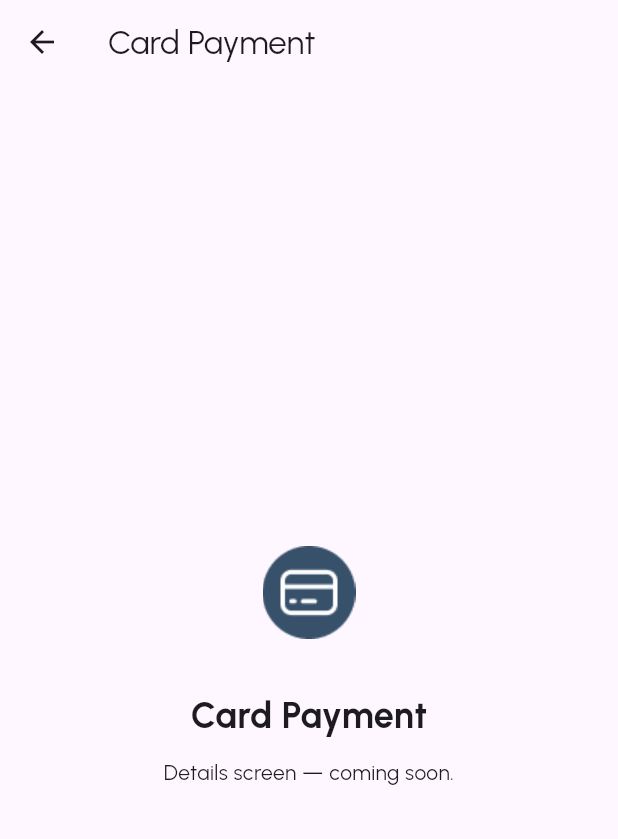
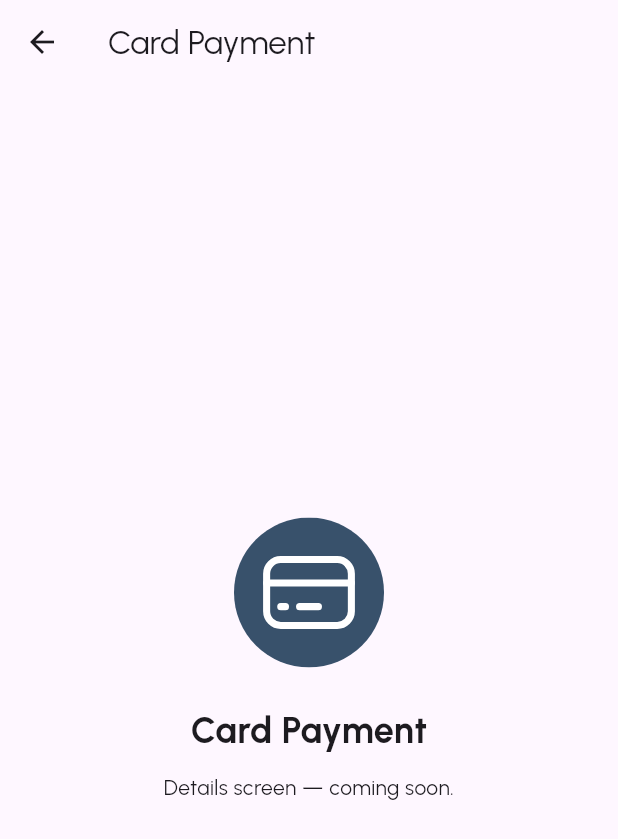
Before and after one commit to awukuernest483/postestapp, a Flutter app: the screen it shows after launch, after a tap on an icon or button, on a phone screen of 412 x 824 dp. Shown: the top 839 px of the screen. Run offline on Flutter 3.47's test engine with Material 3 defaults, Android fonts, the phone set to English and light mode, and no system bars; our stand-ins replace flutter_svg, get, google_fonts.

Commit message:
Switch card icons from PNG to SVG
- HomeController points image2 paths to assets/icons/*.svg
- HomeView and DetailsView render SvgPicture.asset for icons
- Rebuilt release APK

```diff
--- a/lib/app/modules/details/views/details_view.dart
+++ b/lib/app/modules/details/views/details_view.dart
@@ -1,4 +1,5 @@
 import 'package:flutter/material.dart';
+import 'package:flutter_svg/flutter_svg.dart';
 import 'package:get/get.dart';
 
 import '../controllers/details_controller.dart';
@@ -19,7 +20,7 @@ class DetailsView extends GetView<DetailsController> {
           child: Column(
             mainAxisAlignment: MainAxisAlignment.center,
             children: [
-              if (option != null) Image.asset(option.image2, height: 80),
+              if (option != null) SvgPicture.asset(option.image2, height: 100),
               const SizedBox(height: 24),
               Text(
                 title,
--- a/lib/app/modules/home/views/home_view.dart
+++ b/lib/app/modules/home/views/home_view.dart
@@ -1,5 +1,6 @@
 import 'package:flutter/material.dart';
 import 'package:flutter_staggered_grid_view/flutter_staggered_grid_view.dart';
+import 'package:flutter_svg/flutter_svg.dart';
 import 'package:get/get.dart';
 
 import '../controllers/home_controller.dart';
@@ -118,7 +119,7 @@ class _OptionCard extends StatelessWidget {
                   children: [
                     if (option.image1.isNotEmpty)
                       Image.asset(option.image1, height: 25),
-                    Image.asset(option.image2, height: 35),
+                    SvgPicture.asset(option.image2, height: 50),
                   ],
                 ),
                 Text(
```
Also changed, not shown: lib/app/modules/home/controllers/home_controller.dart (+6 -6 lines), assets/icons/Frame 277.svg (added), assets/icons/Frame 6.svg (added), assets/icons/Frame 7.svg (added), assets/icons/Momo logos.svg (added), assets/icons/Terminal Mangement.svg (added), assets/icons/Toggle Kiosk Mode.svg (added), assets/icons/card.svg, assets/icons/history.svg, assets/icons/kiosk.svg (deleted), assets/icons/momo.svg (deleted), assets/icons/qr.svg, assets/icons/terminal.svg (deleted), assets/icons/visa.svg (added).
